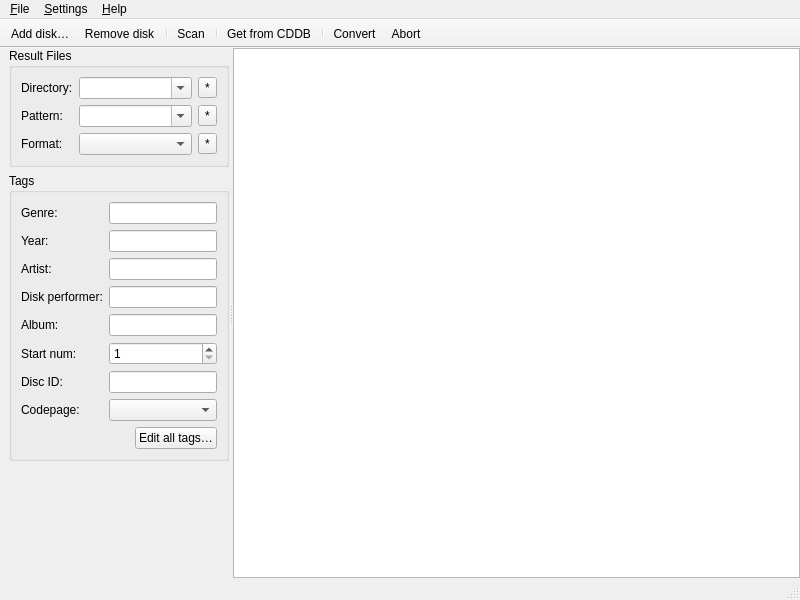
Before: the Qt Designer form gui/mainwindow.ui in flacon/flacon, drawn with Qt 5.
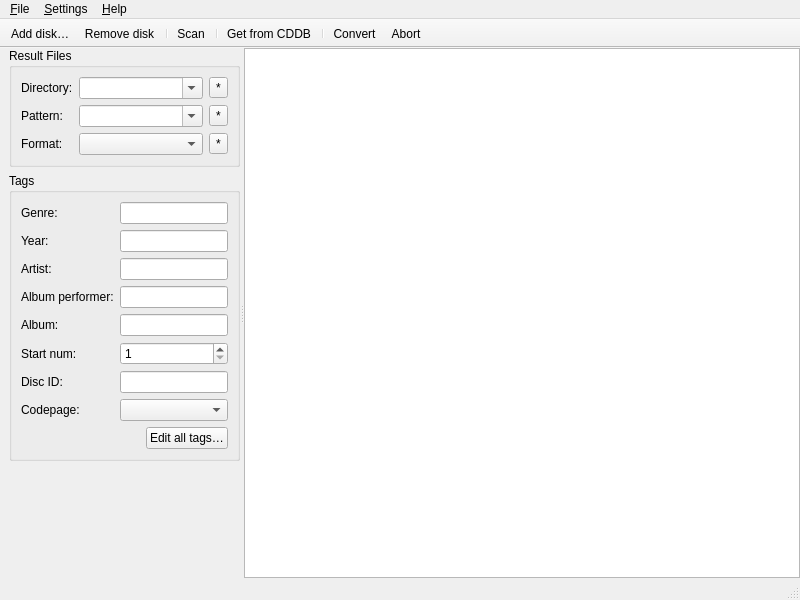
After: the same form once the commit is applied. Custom widgets are drawn as their Qt base class.

Commit message: Fix translations strings

Diff of the .ui file:
```diff
--- a/gui/mainwindow.ui
+++ b/gui/mainwindow.ui
@@ -161,7 +161,7 @@
            <item row="3" column="0">
             <widget class="QLabel" name="tagDiskPerformerLabel">
              <property name="text">
-              <string>Disk performer:</string>
+              <string>Album performer:</string>
              </property>
              <property name="buddy">
               <cstring>tagDiskPerformerEdit</cstring>
```
Left out of the diff: 2 changed lines with no effect on the pictures. The commit also changes 2 other files.
